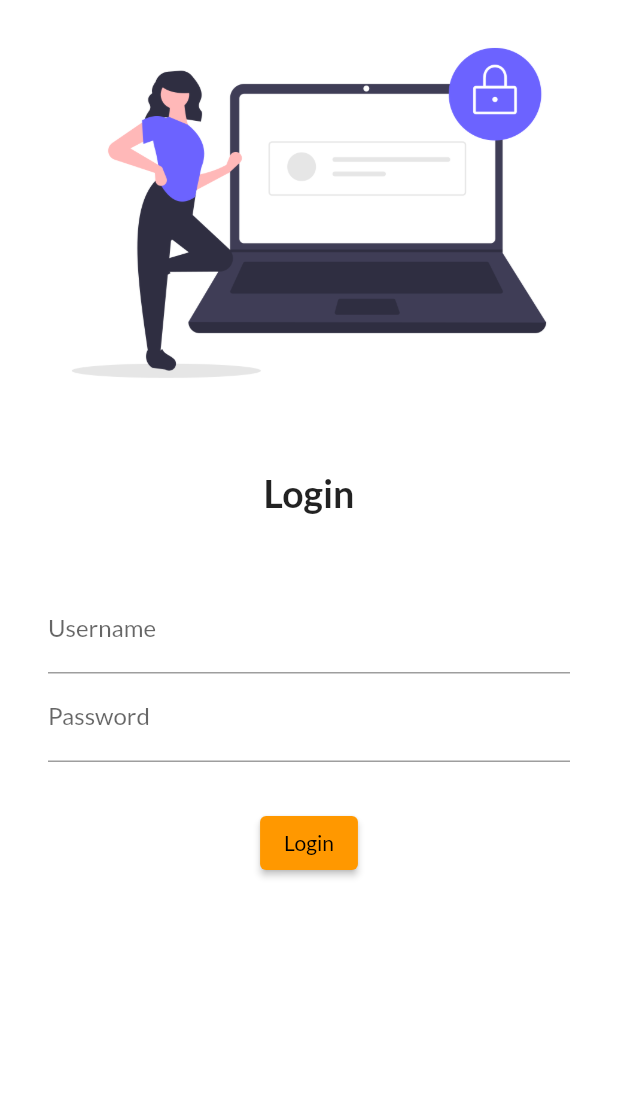
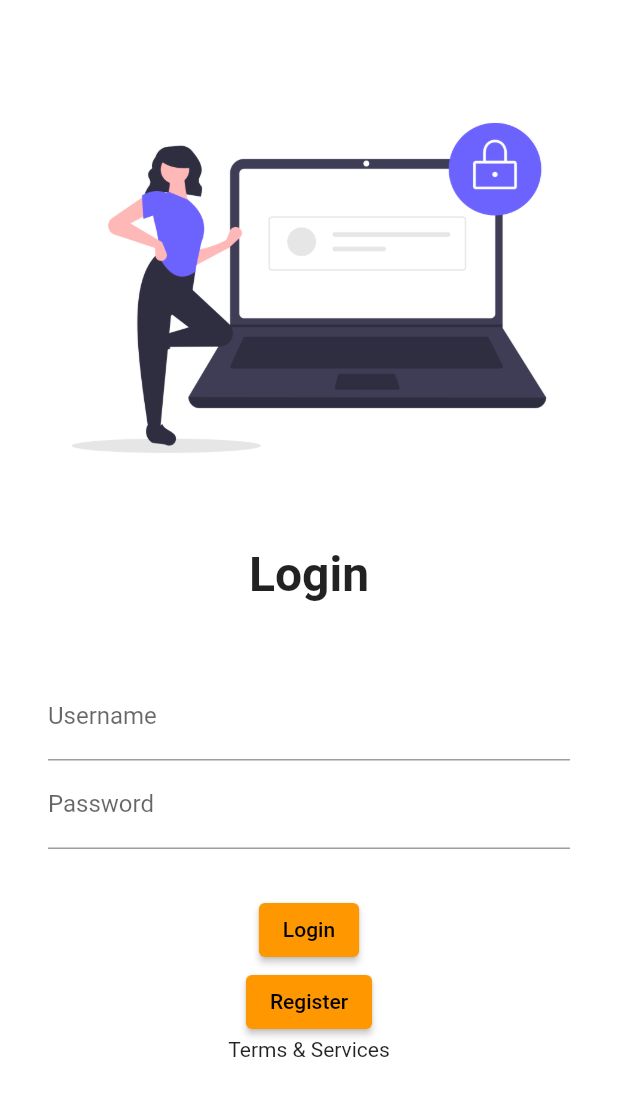
Before and after one commit to umairshah143/Flutter_Development, a Flutter app: the screen it shows after launch, on a phone screen of 412 x 824 dp. Shown: the top 1096 px of the screen. Run offline on Flutter 3.47's test engine with Material 2 defaults, Android fonts, the phone set to English and light mode, and no system bars.

Commit message:
S4 Session

```diff
--- a/lib/Pages/login.dart
+++ b/lib/Pages/login.dart
@@ -1,5 +1,3 @@
-import 'dart:html';
-
 import 'package:flutter/material.dart';
 
 class Login extends StatelessWidget {
@@ -11,15 +9,16 @@ class Login extends StatelessWidget {
       color: Colors.white,
       child: Column(
         children: [
+          SizedBox(height: 50.0),
           Image.asset(
-            "assets/images/login_image.png",
+            "assets/login.png",
             fit: BoxFit.cover,
           ),
           SizedBox(height: 30.0),
           Text(
             'Login',
             style: TextStyle(
-              fontSize: 25,
+              fontSize: 32,
               fontWeight: FontWeight.bold,
             ),
           ),
@@ -47,7 +46,14 @@ class Login extends StatelessWidget {
                 onPressed: () {
                   print('Hello US');
                 },
-              )
+              ),
+              ElevatedButton(
+                child: Text('Register'),
+                onPressed: () {
+                  print('Register Now');
+                },
+              ),
+              Text('Terms & Services'),
             ]),
           )
         ],
--- /dev/null
+++ b/lib/Pages/pra.dart
@@ -0,0 +1,10 @@
+import 'package:flutter/material.dart';
+
+class Pra extends StatelessWidget {
+  const Pra({ Key? key }) : super(key: key);
+
+  @override
+  Widget build(BuildContext context) {
+    return MaterialApp();
+  }
+}
--- a/lib/main.dart
+++ b/lib/main.dart
@@ -1,7 +1,7 @@
 import 'package:catalog_app/Pages/home.dart';
 import 'package:catalog_app/Pages/login.dart';
+import 'package:catalog_app/Pages/pra.dart';
 import 'package:flutter/material.dart';
-import 'package:google_fonts/google_fonts.dart';
 
 /*
 flutter run -d chrome --web-port=8080 --web-hostname=10.110.164.217
@@ -20,7 +20,6 @@ class MyApp extends StatelessWidget {
       themeMode: ThemeMode.light,
       theme: ThemeData(
         primarySwatch: Colors.orange,
-        fontFamily: GoogleFonts.lato().fontFamily,
       ),
       darkTheme: ThemeData(brightness: Brightness.dark),
       initialRoute: "/login",
@@ -28,6 +27,7 @@ class MyApp extends StatelessWidget {
         "/home": (context) => HomePage(),
         "/": (context) => Login(),
         "/login": (context) => Login(),
+        "/pra": (context) => Pra(),
       },
     );
   }
--- a/pubspec.yaml
+++ b/pubspec.yaml
@@ -28,7 +28,7 @@ dependencies:
   # The following adds the Cupertino Icons font to your application.
   # Use with the CupertinoIcons class for iOS style icons.
   cupertino_icons: ^1.0.2
-  google_fonts: ^2.1.0
+
 
 dev_dependencies:
   flutter_test:
@@ -47,7 +47,7 @@ flutter:
 
   # To add assets to your application, add an assets section, like this:
   assets:
-  - assets/images/
+    - assets/
   #  - images/a_dot_ham.jpeg
 
   # An image asset can refer to one or more resolution-specific "variants", see
```
Also changed, not shown: assets/login.png (renamed from assets/images/login_image.png), pubspec.lock.
